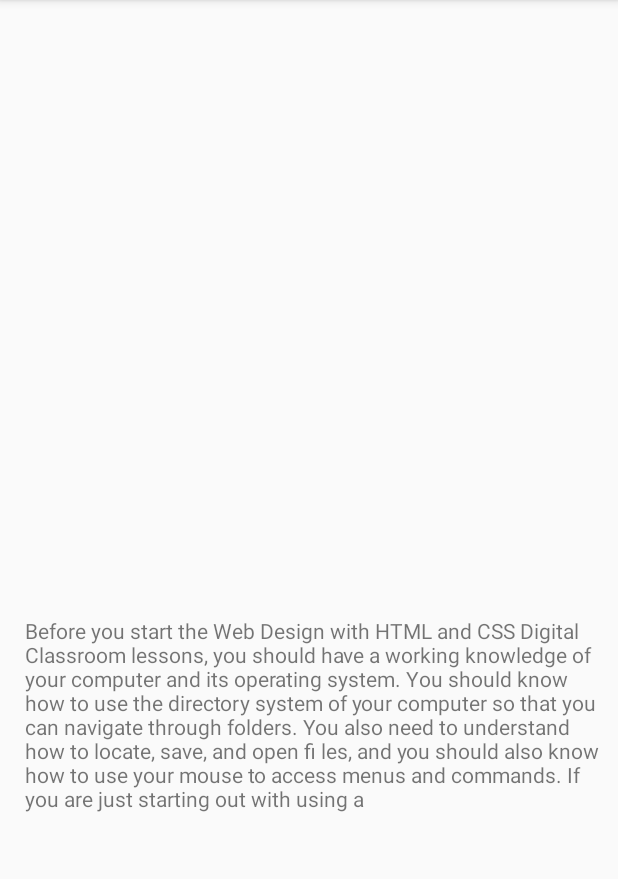
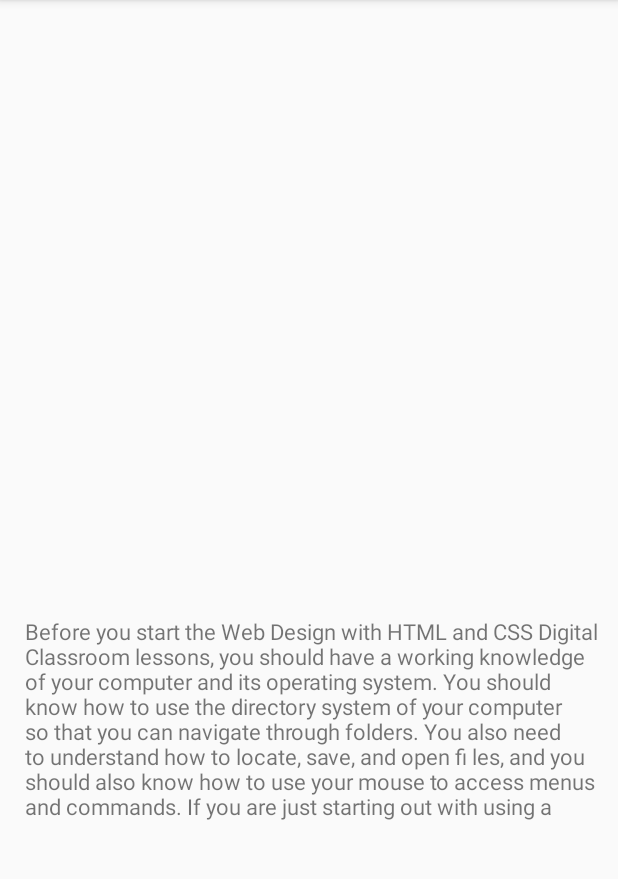
Before and after one commit to Romelixer/Uni_Cook, an Android app: the screen it shows after launch (MainActivity), on a phone screen of 412 x 824 dp, the part 84-963 px from its top. Run offline under Robolectric (Android 15) with nearby library versions, the phone set to English and light mode, and no system bars.

Commit message:
Update for master

```diff
--- a/app/src/main/res/layout-land/activity_main.xml
+++ b/app/src/main/res/layout-land/activity_main.xml
@@ -7,12 +7,15 @@
     tools:context=".MainActivity">
 
     <TextView
-        android:layout_width="wrap_content"
-        android:layout_height="wrap_content"
-        android:text="Hello World!"
+        android:layout_width="360dp"
+        android:layout_height="370dp"
+        android:text="@string/Description"
         app:layout_constraintBottom_toBottomOf="parent"
+        app:layout_constraintHorizontal_bias="0.043"
         app:layout_constraintLeft_toLeftOf="parent"
         app:layout_constraintRight_toRightOf="parent"
-        app:layout_constraintTop_toTopOf="parent" />
+        app:layout_constraintTop_toTopOf="parent"
+        app:layout_constraintVertical_bias="0.487"
+        android:autoSizeTextType="uniform"/>
 
 </androidx.constraintlayout.widget.ConstraintLayout>
--- a/app/src/main/res/layout/activity_main.xml
+++ b/app/src/main/res/layout/activity_main.xml
@@ -20,5 +20,6 @@
         app:layout_constraintBottom_toBottomOf="parent"
         app:layout_constraintEnd_toEndOf="parent"
         app:layout_constraintStart_toStartOf="parent"
-        app:layout_constraintTop_toTopOf="parent" />
+        app:layout_constraintTop_toTopOf="parent"
+        android:autoSizeTextType="uniform"/>
 </androidx.constraintlayout.widget.ConstraintLayout>
```
